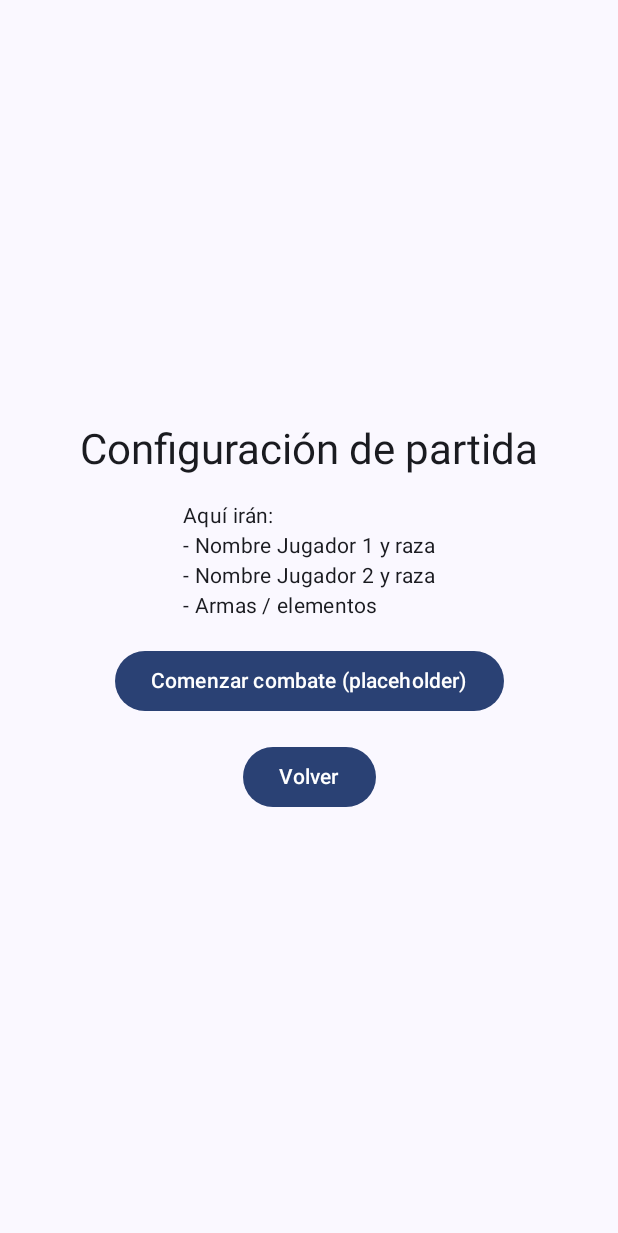
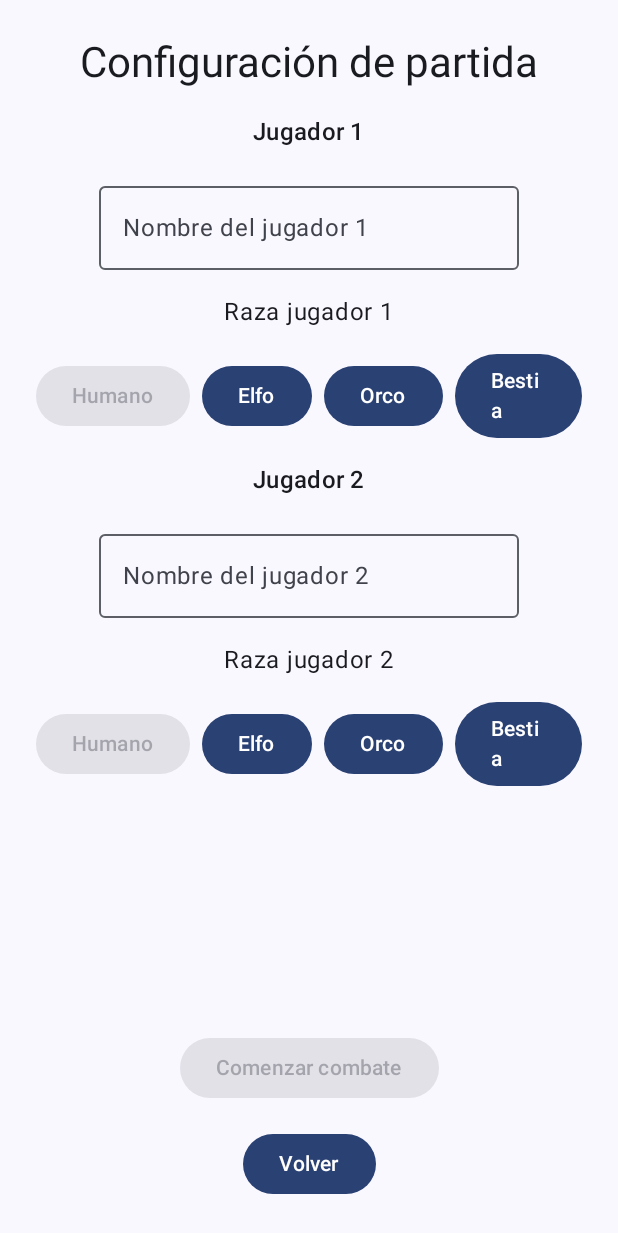
Before and after one commit to IsaacOrtega26/ProyectoMoviles2, an Android app built with Jetpack Compose: the SetupScreen screen opened through its navigation route, on a phone screen of 412 x 824 dp. Shown: the top 1233 px of the screen. Run offline under Robolectric (Android 15) with nearby library versions, the phone set to English and light mode, and no system bars.

Commit message:
Se añadio más logica de la parte del juego, ya esta un pequeño formulario para escoger cada personaje, se conecto la parte de configuracion con la batalla utilizando GameSession y mostrando ya los datos de los jugadores

```diff
--- a/app/src/main/java/com/example/arenamovil/MainActivity.kt
+++ b/app/src/main/java/com/example/arenamovil/MainActivity.kt
@@ -20,6 +20,17 @@ import androidx.navigation.compose.NavHost
 import androidx.navigation.compose.composable
 import androidx.navigation.compose.rememberNavController
 import com.example.arenamovil.ui.theme.ArenaMovilTheme
+import androidx.compose.foundation.layout.Row
+import androidx.compose.foundation.layout.Spacer
+import androidx.compose.material3.OutlinedTextField
+import androidx.compose.runtime.mutableStateOf
+import androidx.compose.runtime.remember
+import com.example.arenamovil.domain.Raza
+import androidx.compose.runtime.getValue
+import androidx.compose.runtime.setValue
+import com.example.arenamovil.domain.GameSession
+
+
 
 class MainActivity : ComponentActivity() {
     override fun onCreate(savedInstanceState: Bundle?) {
@@ -113,11 +124,19 @@ fun HomeScreen(navController: NavHostController) {
  */
 @Composable
 fun SetupScreen(navController: NavHostController) {
+    var nombreJ1 by remember { mutableStateOf("") }
+    var nombreJ2 by remember { mutableStateOf("") }
+
+    var razaJ1 by remember { mutableStateOf(Raza.HUMANO) }
+    var razaJ2 by remember { mutableStateOf(Raza.HUMANO) }
+
+    val formularioValido = nombreJ1.isNotBlank() && nombreJ2.isNotBlank()
+
     Column(
         modifier = Modifier
             .fillMaxSize()
             .padding(24.dp),
-        verticalArrangement = Arrangement.spacedBy(16.dp, Alignment.CenterVertically),
+        verticalArrangement = Arrangement.spacedBy(16.dp, Alignment.Top),
         horizontalAlignment = Alignment.CenterHorizontally
     ) {
         Text(
@@ -125,16 +144,61 @@ fun SetupScreen(navController: NavHostController) {
             style = MaterialTheme.typography.headlineMedium
         )
 
+        // ---- Jugador 1 ----
         Text(
-            text = "Aquí irán:\n" +
-                    "- Nombre Jugador 1 y raza\n" +
-                    "- Nombre Jugador 2 y raza\n" +
-                    "- Armas / elementos",
-            style = MaterialTheme.typography.bodyMedium
+            text = "Jugador 1",
+            style = MaterialTheme.typography.titleMedium
         )
 
-        Button(onClick = { navController.navigate(Screen.Battle.route) }) {
-            Text("Comenzar combate (placeholder)")
+        OutlinedTextField(
+            value = nombreJ1,
+            onValueChange = { nombreJ1 = it },
+            label = { Text("Nombre del jugador 1") },
+            singleLine = true
+        )
+
+        Text(text = "Raza jugador 1")
+        RazaSelector(
+            razaSeleccionada = razaJ1,
+            onRazaSeleccionada = { razaJ1 = it }
+        )
+
+        // ---- Jugador 2 ----
+        Text(
+            text = "Jugador 2",
+            style = MaterialTheme.typography.titleMedium
+        )
+
+        OutlinedTextField(
+            value = nombreJ2,
+            onValueChange = { nombreJ2 = it },
+            label = { Text("Nombre del jugador 2") },
+            singleLine = true
+        )
+
+        Text(text = "Raza jugador 2")
+        RazaSelector(
+            razaSeleccionada = razaJ2,
+            onRazaSeleccionada = { razaJ2 = it }
+        )
+
+        Spacer(modifier = Modifier.weight(1f))
+
+        Button(
+            onClick = {
+                // Inicializamos el combate con los datos del formulario
+                GameSession.iniciarCombate(
+                    nombreJ1 = nombreJ1,
+                    razaJ1 = razaJ1,
+                    nombreJ2 = nombreJ2,
+                    razaJ2 = razaJ2
+                )
+
+                navController.navigate(Screen.Battle.route)
+            },
+            enabled = formularioValido
+        ) {
+            Text("Comenzar combate")
         }
 
         Button(onClick = { navController.popBackStack() }) {
@@ -143,17 +207,70 @@ fun SetupScreen(navController: NavHostController) {
     }
 }
 
+@Composable
+fun RazaSelector(
+    razaSeleccionada: Raza,
+    onRazaSeleccionada: (Raza) -> Unit
+) {
+    val razas = listOf(
+        Raza.HUMANO,
+        Raza.ELFO,
+        Raza.ORCO,
+        Raza.BESTIA
+    )
+
+    Row(
+        horizontalArrangement = Arrangement.spacedBy(8.dp),
+        verticalAlignment = Alignment.CenterVertically
+    ) {
+        razas.forEach { raza ->
+            val seleccionado = raza == razaSeleccionada
+            val texto = when (raza) {
+                Raza.HUMANO -> "Humano"
+                Raza.ELFO -> "Elfo"
+                Raza.ORCO -> "Orco"
+                Raza.BESTIA -> "Bestia"
+            }
+
+            Button(
+                onClick = { onRazaSeleccionada(raza) },
+                enabled = !seleccionado
+            ) {
+                Text(texto)
+            }
+        }
+    }
+}
+
 /**
  * Pantalla de combate
- * Más adelante le metemos la lógica real.
  */
 @Composable
 fun BattleScreen(navController: NavHostController) {
+    val estado = GameSession.estadoCombate
+
+    if (estado == null) {
+        // Si entramos sin configuración previa, volvemos al inicio
+        Column(
+            modifier = Modifier
+                .fillMaxSize()
+                .padding(24.dp),
+            verticalArrangement = Arrangement.Center,
+            horizontalAlignment = Alignment.CenterHorizontally
+        ) {
+            Text("No hay partida configurada.")
+            Button(onClick = { navController.navigate(Screen.Home.route) }) {
+                Text("Volver al inicio")
+            }
+        }
+        return
+    }
+
     Column(
         modifier = Modifier
             .fillMaxSize()
             .padding(24.dp),
-        verticalArrangement = Arrangement.spacedBy(16.dp, Alignment.CenterVertically),
+        verticalArrangement = Arrangement.spacedBy(16.dp, Alignment.Top),
         horizontalAlignment = Alignment.CenterHorizontally
     ) {
         Text(
@@ -161,14 +278,16 @@ fun BattleScreen(navController: NavHostController) {
             style = MaterialTheme.typography.headlineMedium
         )
 
-        Text(
-            text = "Aquí se mostrarán:\n" +
-                    "- Vida de ambos jugadores\n" +
-                    "- Imagen de cada criatura\n" +
-                    "- Distancia (cerca / media / lejos)\n" +
-                    "- Turno actual",
-            style = MaterialTheme.typography.bodyMedium
-        )
+        // Info jugador 1
+        Text("Jugador 1: ${estado.jugador1.nombre} (${estado.jugador1.raza})")
+        Text("Vida J1: ${estado.vidaJugador1}")
+
+        // Info jugador 2
+        Text("Jugador 2: ${estado.jugador2.nombre} (${estado.jugador2.raza})")
+        Text("Vida J2: ${estado.vidaJugador2}")
+
+        Text("Distancia actual: ${estado.distancia.name}")
+        Text("Turno: ${if (estado.turnoJugador1) "Jugador 1" else "Jugador 2"}")
 
         Button(onClick = { /* luego: acción Atacar */ }) {
             Text("Atacar (placeholder)")
@@ -183,8 +302,11 @@ fun BattleScreen(navController: NavHostController) {
             Text("Curar (placeholder)")
         }
 
-        Button(onClick = { navController.navigate(Screen.Home.route) }) {
-            Text("Terminar combate (volver al inicio)")
+        Button(onClick = {
+            GameSession.limpiar()
+            navController.navigate(Screen.Home.route)
+        }) {
+            Text("Terminar combate")
         }
     }
 }
```
Also changed, not shown: app/src/main/java/com/example/arenamovil/domain/GameSession.kt (added, +26 -0 lines).
